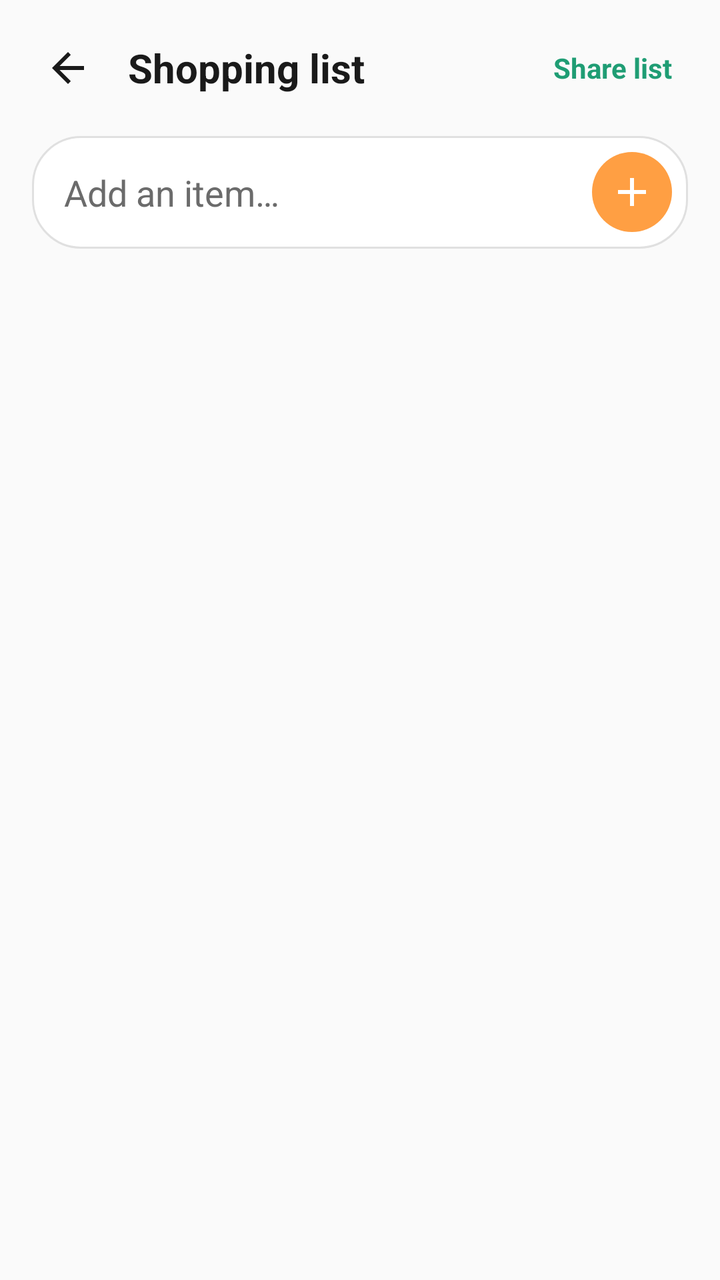
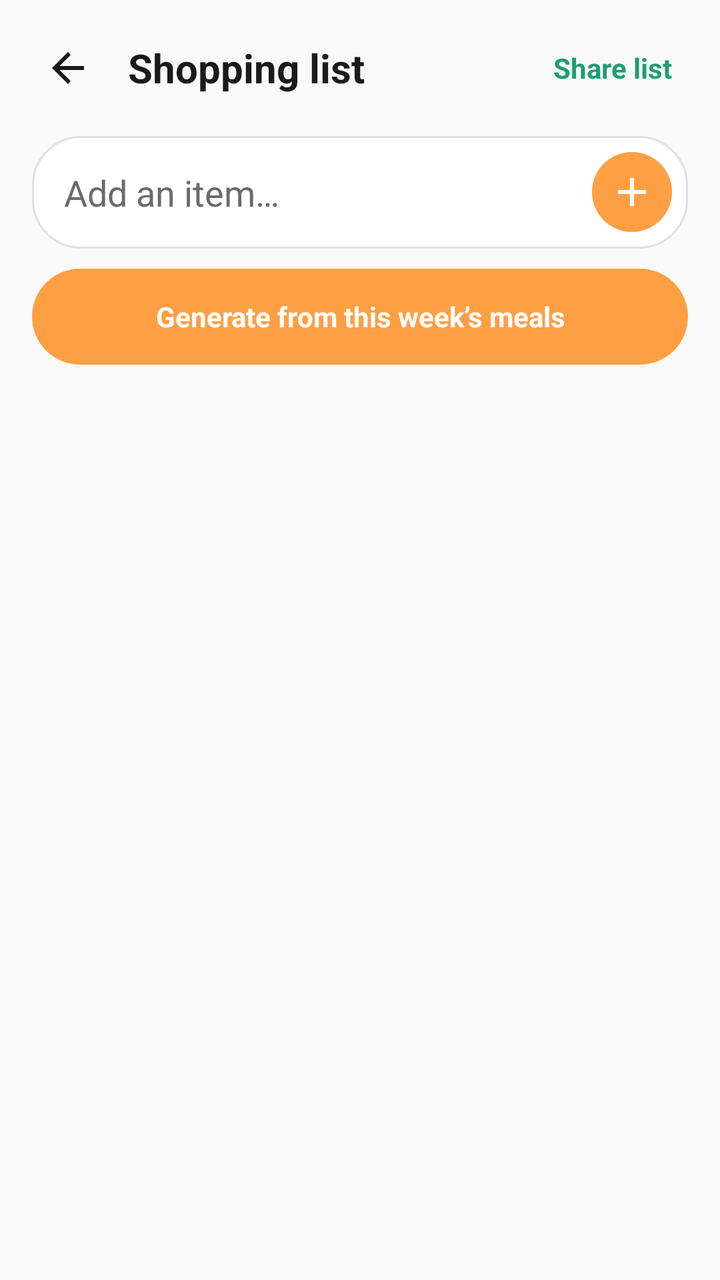

The first picture is an Android layout as it rendered before a commit; the second is the same layout after the commit. The layout source and the unified diff follow.
<!-- AndroidManifest.xml: application theme Theme.Rannaghor -->
<!-- res/layout/activity_shopping_list.xml -->
<?xml version="1.0" encoding="utf-8"?>
<LinearLayout xmlns:android="http://schemas.android.com/apk/res/android"
    android:layout_width="match_parent"
    android:layout_height="match_parent"
    android:orientation="vertical"
    android:background="@color/background">

    <LinearLayout
        android:layout_width="match_parent"
        android:layout_height="wrap_content"
        android:orientation="horizontal"
        android:padding="16dp"
        android:gravity="center_vertical">

        <ImageButton
            android:id="@+id/buttonBack"
            android:layout_width="36dp"
            android:layout_height="36dp"
            android:background="@android:color/transparent"
            android:src="@drawable/ic_back"
            android:contentDescription="@string/previous_step" />

        <TextView
            android:layout_width="0dp"
            android:layout_height="wrap_content"
            android:layout_weight="1"
            android:layout_marginStart="12dp"
            android:text="Shopping list"
            android:textColor="@color/text_primary"
            android:textSize="20sp"
            android:textStyle="bold" />

        <TextView
            android:id="@+id/buttonShareList"
            android:layout_width="wrap_content"
            android:layout_height="wrap_content"
            android:text="@string/share_list"
            android:textColor="@color/primary"
            android:textStyle="bold"
            android:padding="8dp" />
    </LinearLayout>

    <LinearLayout
        android:layout_width="match_parent"
        android:layout_height="wrap_content"
        android:orientation="horizontal"
        android:layout_marginHorizontal="16dp"
        android:background="@drawable/bg_search_box"
        android:gravity="center_vertical"
        android:padding="4dp">

        <EditText
            android:id="@+id/editShoppingItem"
            android:layout_width="0dp"
            android:layout_height="wrap_content"
            android:layout_weight="1"
            android:background="@android:color/transparent"
            android:hint="Add an item…"
            android:padding="12dp" />

        <ImageButton
            android:id="@+id/buttonAddItem"
            android:layout_width="40dp"
            android:layout_height="40dp"
            android:layout_margin="4dp"
            android:background="@drawable/bg_rounded_button"
            android:src="@drawable/ic_add"
            android:contentDescription="@string/add_item" />
    </LinearLayout>

    <androidx.recyclerview.widget.RecyclerView
        android:id="@+id/recyclerShopping"
        android:layout_width="match_parent"
        android:layout_height="0dp"
        android:layout_weight="1"
        android:layout_marginTop="12dp" />

</LinearLayout>
<!-- resources referenced by this layout -->
<resources>
  <color name="background">#FAFAFA</color>
  <color name="primary">#1F9D74</color>
  <color name="text_primary">#1A1A1A</color>
  <!-- drawable bg_rounded_button (drawable) -->
  <?xml version="1.0" encoding="utf-8"?>
  <shape xmlns:android="http://schemas.android.com/apk/res/android">
      <solid android:color="@color/accent" />
      <corners android:radius="28dp" />
  </shape>
  <!-- drawable bg_search_box (drawable) -->
  <?xml version="1.0" encoding="utf-8"?>
  <shape xmlns:android="http://schemas.android.com/apk/res/android">
      <solid android:color="@color/surface" />
      <corners android:radius="24dp" />
      <stroke android:width="1dp" android:color="@color/divider" />
  </shape>
  <!-- drawable ic_add (drawable) -->
  <vector xmlns:android="http://schemas.android.com/apk/res/android"
      android:width="24dp" android:height="24dp" android:viewportWidth="24" android:viewportHeight="24">
      <path android:fillColor="@color/white"
          android:pathData="M19,13h-6v6h-2v-6H5v-2h6V5h2v6h6v2z"/>
  </vector>
  <!-- drawable ic_back (drawable) -->
  <vector xmlns:android="http://schemas.android.com/apk/res/android"
      android:width="24dp" android:height="24dp" android:viewportWidth="24" android:viewportHeight="24">
      <path android:fillColor="@color/text_primary"
          android:pathData="M20,11H7.8l5.6,-5.6L12,4l-8,8 8,8 1.4,-1.4L7.8,13H20v-2z"/>
  </vector>
  <string name="add_item">Add item</string>
  <string name="previous_step">Back</string>
  <string name="share_list">Share list</string>
  <style name="Theme.Rannaghor" parent="Theme.MaterialComponents.Light.NoActionBar">
          <item name="colorPrimary">@color/primary</item>
          <item name="colorPrimaryDark">@color/primary_dark</item>
          <item name="colorAccent">@color/accent</item>
          <item name="colorOnPrimary">@color/white</item>
          <item name="colorOnSurface">@color/text_primary</item>
          <item name="android:textColorPrimary">@color/text_primary</item>
          <item name="android:textColorSecondary">@color/text_secondary</item>
          <item name="android:textColorHint">@color/text_secondary</item>
          <item name="android:colorBackground">@color/background</item>
          <item name="android:windowBackground">@color/background</item>
          <item name="android:statusBarColor">@color/primary_dark</item>
          <item name="android:windowLightStatusBar">false</item>
      </style>
  <color name="accent">#FF9F43</color>
  <color name="surface">#FFFFFF</color>
  <color name="divider">#E0E0E0</color>
  <color name="white">#FFFFFF</color>
  <color name="primary_dark">#15785A</color>
  <color name="text_secondary">#6B6B6B</color>
</resources>

<!-- the commit's change to res/layout/activity_shopping_list.xml (unified diff, before → after) -->
@@ -68,11 +68,23 @@
             android:contentDescription="@string/add_item" />
     </LinearLayout>
 
+    <TextView
+        android:id="@+id/buttonGenerateFromPlan"
+        android:layout_width="match_parent"
+        android:layout_height="48dp"
+        android:layout_marginHorizontal="16dp"
+        android:layout_marginTop="10dp"
+        android:background="@drawable/bg_rounded_button"
+        android:gravity="center"
+        android:text="@string/generate_shopping_list"
+        android:textColor="@color/white"
+        android:textStyle="bold" />
+
     <androidx.recyclerview.widget.RecyclerView
         android:id="@+id/recyclerShopping"
         android:layout_width="match_parent"
         android:layout_height="0dp"
         android:layout_weight="1"
-        android:layout_marginTop="12dp" />
+        android:layout_marginTop="8dp" />
 
 </LinearLayout>
<!-- resource entries referenced after the edit -->
@@ -29,6 +29,7 @@
           android:pathData="M20,11H7.8l5.6,-5.6L12,4l-8,8 8,8 1.4,-1.4L7.8,13H20v-2z"/>
   </vector>
   <string name="add_item">Add item</string>
+  <string name="generate_shopping_list">Generate from this week’s meals</string>
   <string name="previous_step">Back</string>
   <string name="share_list">Share list</string>
   <style name="Theme.Rannaghor" parent="Theme.MaterialComponents.Light.NoActionBar">
